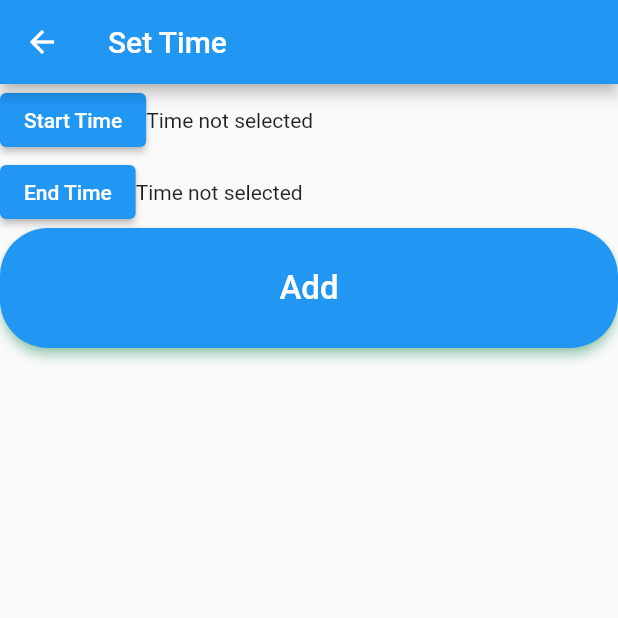
After one commit to SaadiMohamed/IntroMobileGroep-9, a Flutter app: the SetTime screen opened directly, on a phone screen of 412 x 824 dp, the top half of it. The commit adds this screen. Run offline on Flutter 3.47's test engine with Material 2 defaults, Android fonts, the phone set to English and light mode, and no system bars; our stand-ins replace cloud_firestore, firebase_auth, firebase_core, flutter_speed_dial, location; accounts and stored records are empty.

Commit message:
add timer

```diff
--- /dev/null
+++ b/lib/set_time.dart
@@ -0,0 +1,102 @@
+import 'package:cloud_firestore/cloud_firestore.dart';
+import 'package:flutter/cupertino.dart';
+import 'package:flutter/material.dart';
+import 'package:project/make_exam.dart';
+
+class SetTime extends StatefulWidget {
+  @override
+  _SetTimeState createState() => _SetTimeState();
+}
+
+class _SetTimeState extends State<SetTime> {
+
+  var time = FirebaseFirestore.instance.collection('time');
+
+  TimeOfDay? start;
+  TimeOfDay? end;
+  Future<void> _selectTime(BuildContext context, bool choice) async {
+    final TimeOfDay? t = await showTimePicker(
+      context: context,
+      initialTime: TimeOfDay.now(),
+      builder: (context, child) {
+          return MediaQuery(
+            data: MediaQuery.of(context).copyWith(alwaysUse24HourFormat: true),
+          child: child ?? Container(),
+          );
+        },
+    );
+
+    if (t != null) {
+      setState(() {
+        if (choice) {
+          start = t;
+        } else {
+          end = t;
+        }
+      });
+    }
+  }
+
+  @override
+  Widget build(BuildContext context) {
+    return Scaffold(
+      appBar: AppBar(
+        title: Text('Set Time'),
+      ),
+      body: ListView(
+        children: <Widget>[
+         Row(
+          children: [
+            ElevatedButton(
+              onPressed: () => _selectTime(context,true),
+              child: Text('Start Time'),
+            ),
+            start == null
+                ? Text('Time not selected')
+                : Text('Selected Time: ${start?.hour}:${start?.minute}'),
+          ],
+        ),
+        Row(
+          children: [
+            ElevatedButton(
+              onPressed: () => _selectTime(context, false),
+              child: Text('End Time'),
+            ),
+            end == null
+                ? Text('Time not selected')
+                : Text('Selected Time: ${end?.hour}:${end?.minute}'),
+          ],
+        ),
+              ElevatedButton(
+              style: ElevatedButton.styleFrom(
+                  primary: Colors.blue,
+                  onPrimary: Colors.white,
+                  shadowColor: Colors.greenAccent,
+                  elevation: 3,
+                  shape: RoundedRectangleBorder(
+                      borderRadius: BorderRadius.circular(32.0)),
+                  minimumSize: const Size(100, 80),
+                  maximumSize: const Size(100, 80) //////// HERE
+              ),
+              onPressed: () {
+                time.doc('time').set({
+                  'start': '${start?.hour}:${start?.minute}',
+                  'end': '${end?.hour}:${end?.minute}',
+                }).then((value) {
+                  Navigator.push(
+                      context,
+                      MaterialPageRoute(
+                          builder: (context) => Makeexam() ));
+                });
+              },
+              child: const Text(
+                'Add',
+                style: TextStyle(fontSize: 22),
+                textAlign: TextAlign.center,
+              ),
+            )
+        ]),
+
+    );
+  }
+}
--- a/lib/start_exam.dart
+++ b/lib/start_exam.dart
@@ -1,5 +1,4 @@
 import 'dart:convert';
-import 'dart:html';
 
 import 'package:cloud_firestore/cloud_firestore.dart';
 import 'package:flutter/cupertino.dart';
```
Also changed, not shown: lib/make_exam.dart (+24 -0 lines).
